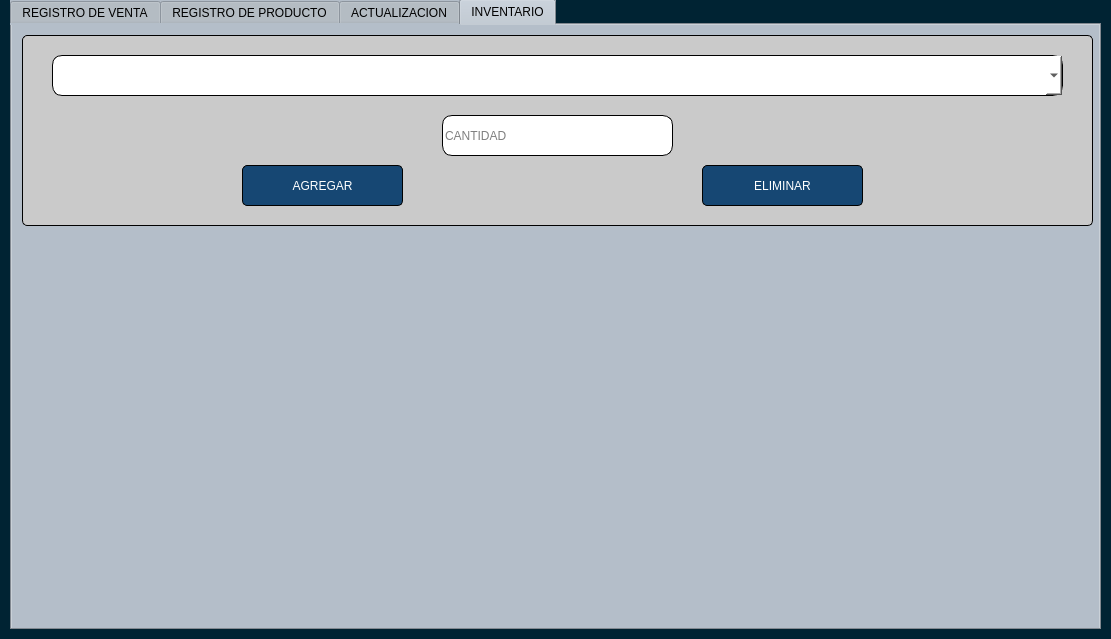
Above: views/inventario.ui from eldaniell01/LibreriaInventario before the change. Below: the same form after it.
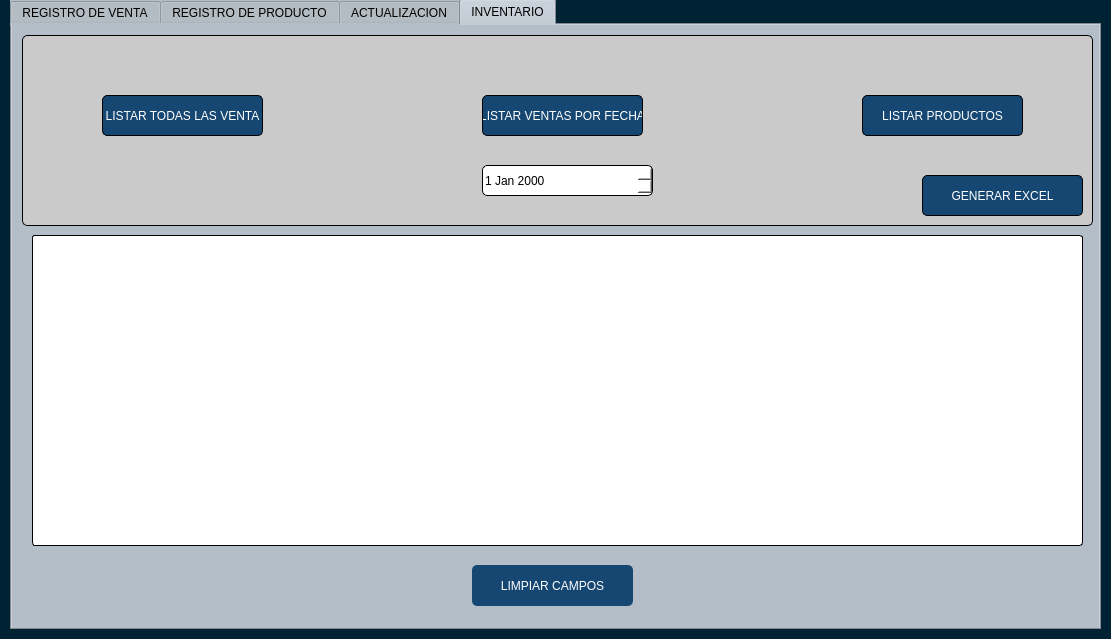
That is the form after the change. The open tabs and pages were chosen to show the change.

```diff
--- a/views/inventario.ui
+++ b/views/inventario.ui
@@ -1044,8 +1044,8 @@
      <widget class="QPushButton" name="botonAgregar_2">
       <property name="geometry">
        <rect>
-        <x>220</x>
-        <y>130</y>
+        <x>80</x>
+        <y>60</y>
         <width>161</width>
         <height>41</height>
        </rect>
@@ -1069,14 +1069,14 @@
 </string>
       </property>
       <property name="text">
-       <string>AGREGAR</string>
+       <string>LISTAR TODAS LAS VENTA</string>
       </property>
      </widget>
      <widget class="QPushButton" name="botonEliminar_2">
       <property name="geometry">
        <rect>
-        <x>680</x>
-        <y>130</y>
+        <x>460</x>
+        <y>60</y>
         <width>161</width>
         <height>41</height>
        </rect>
@@ -1100,51 +1100,159 @@
 </string>
       </property>
       <property name="text">
-       <string>ELIMINAR</string>
+       <string>LISTAR VENTAS POR FECHA</string>
       </property>
      </widget>
-     <widget class="QComboBox" name="listadoProductos_2">
+     <widget class="QDateEdit" name="fechaListaVenta">
       <property name="geometry">
        <rect>
-        <x>30</x>
-        <y>20</y>
-        <width>1011</width>
-        <height>41</height>
+        <x>460</x>
+        <y>130</y>
+        <width>171</width>
+        <height>31</height>
        </rect>
       </property>
       <property name="styleSheet">
-       <string notr="true">text-align: center;
-background-color: rgb(255, 255, 255);
-border-radius: 10px;
+       <string notr="true">background-color: rgb(255, 255, 255);
 border: 1px solid;</string>
       </property>
-      <property name="placeholderText">
-       <string>BUSCAR PRODUCTO</string>
-      </property>
      </widget>
-     <widget class="QLineEdit" name="textCantidadV_2">
+     <widget class="QPushButton" name="botonGuardarExcel">
       <property name="geometry">
        <rect>
-        <x>420</x>
-        <y>80</y>
-        <width>231</width>
+        <x>900</x>
+        <y>140</y>
+        <width>161</width>
         <height>41</height>
        </rect>
       </property>
-      <property name="layoutDirection">
-       <enum>Qt::LeftToRight</enum>
+      <property name="styleSheet">
+       <string notr="true">QPushButton {
+    background-color: #164773; /* Color verde */
+    color: white;
+    border-radius: 5px;
+}
+
+/* Estilo cuando el mouse pasa por encima */
+QPushButton:hover {
+    background-color: #0B2B40; /* Verde más oscuro */
+}
+
+/* Opcional: Estilo cuando se presiona */
+QPushButton:pressed {
+    background-color: #878787;
+}
+</string>
       </property>
+      <property name="text">
+       <string>GENERAR EXCEL</string>
+      </property>
+     </widget>
+     <widget class="QPushButton" name="botonListarProductos">
+      <property name="geometry">
+       <rect>
+        <x>840</x>
+        <y>60</y>
+        <width>161</width>
+        <height>41</height>
+       </rect>
+      </property>
       <property name="styleSheet">
-       <string notr="true">text-align: center;
-background-color: rgb(255, 255, 255);
-border-radius: 10px;
-border: 1px solid;</string>
+       <string notr="true">QPushButton {
+    background-color: #164773; /* Color verde */
+    color: white;
+    border-radius: 5px;
+}
+
+/* Estilo cuando el mouse pasa por encima */
+QPushButton:hover {
+    background-color: #0B2B40; /* Verde más oscuro */
+}
+
+/* Opcional: Estilo cuando se presiona */
+QPushButton:pressed {
+    background-color: #878787;
+}
+</string>
       </property>
-      <property name="placeholderText">
-       <string>CANTIDAD</string>
+      <property name="text">
+       <string>LISTAR PRODUCTOS</string>
       </property>
      </widget>
     </widget>
+    <widget class="QTableWidget" name="tablaListaVenta">
+     <property name="geometry">
+      <rect>
+       <x>20</x>
+       <y>210</y>
+       <width>1051</width>
+       <height>311</height>
+      </rect>
+     </property>
+     <property name="styleSheet">
+      <string notr="true">background-color: rgb(255, 255, 255);
+border: 1px solid;
+border-radius: 3px;</string>
+     </property>
+     <property name="sizeAdjustPolicy">
+      <enum>QAbstractScrollArea::AdjustIgnored</enum>
+     </property>
+     <property name="textElideMode">
+      <enum>Qt::ElideLeft</enum>
+     </property>
+     <property name="showGrid">
+      <bool>true</bool>
+     </property>
+     <property name="gridStyle">
+      <enum>Qt::NoPen</enum>
+     </property>
+     <property name="wordWrap">
+      <bool>true</bool>
+     </property>
+     <property name="rowCount">
+      <number>0</number>
+     </property>
+     <property name="columnCount">
+      <number>0</number>
+     </property>
+     <attribute name="horizontalHeaderCascadingSectionResizes">
+      <bool>false</bool>
+     </attribute>
+     <attribute name="horizontalHeaderShowSortIndicator" stdset="0">
+      <bool>false</bool>
+     </attribute>
+    </widget>
+    <widget class="QPushButton" name="botonLimpiarLista">
+     <property name="geometry">
+      <rect>
+       <x>460</x>
+       <y>540</y>
+       <width>161</width>
+       <height>41</height>
+      </rect>
+     </property>
+     <property name="styleSheet">
+      <string notr="true">QPushButton {
+    background-color: #164773; /* Color verde */
+    color: white;
+    border-radius: 5px;
+}
+
+/* Estilo cuando el mouse pasa por encima */
+QPushButton:hover {
+    background-color: #0B2B40; /* Verde más oscuro */
+}
+
+/* Opcional: Estilo cuando se presiona */
+QPushButton:pressed {
+    background-color: #878787;
+}
+</string>
+     </property>
+     <property name="text">
+      <string>LIMPIAR CAMPOS</string>
+     </property>
+    </widget>
    </widget>
   </widget>
  </widget>
```
Left out of the diff: 6 changed lines with no effect on the pictures.
